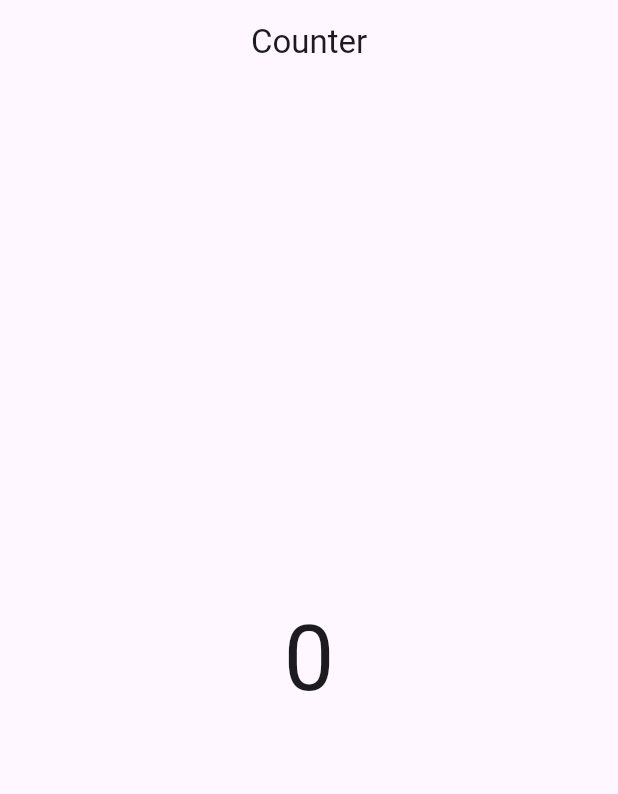
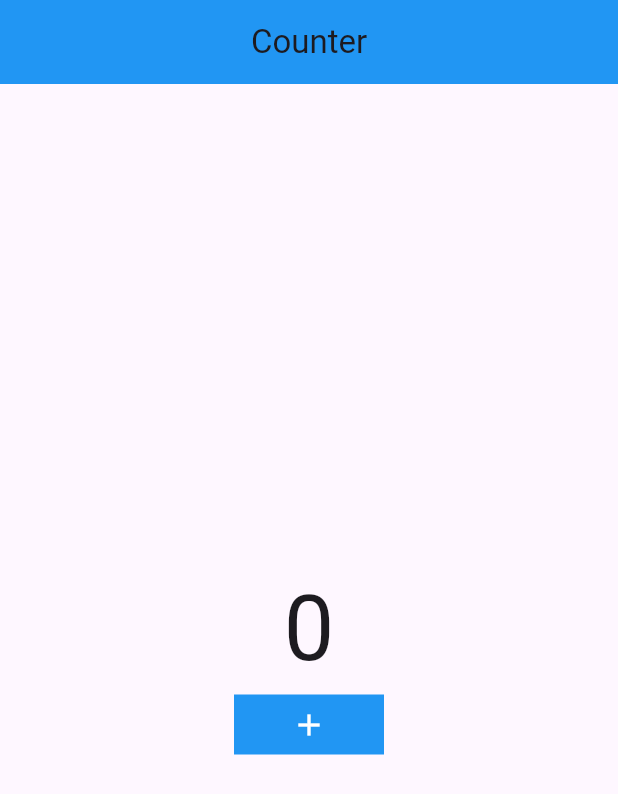
Before and after one commit to Prayag-X/example_flutter, a Flutter app: the screen it shows after launch, on a phone screen of 412 x 824 dp. Shown: the top 794 px of the screen. Run offline on Flutter 3.47's test engine with Material 3 defaults, Android fonts, the phone set to English and light mode, and no system bars.

Commit message:
made the ui

```diff
--- a/lib/homepage.dart
+++ b/lib/homepage.dart
@@ -14,6 +14,7 @@ class _HomePageState extends State<HomePage> {
   Widget build(BuildContext context) {
     return Scaffold(
       appBar: AppBar(
+        backgroundColor: Colors.blue,
         title: Center(child: const Text("Counter")),
       ),
       body: Center(
@@ -24,8 +25,15 @@ class _HomePageState extends State<HomePage> {
               _count.toString(),
               style: TextStyle(fontSize: 60),
             ),
+            Container(
+              height: 40,
+              width: 100,
+              color: Colors.blue,
+              child: Icon(Icons.add, color: Colors.white,),
+            ),
           ],
         ),
-        ));
+      ),
+    );
   }
 }
```
Lines whose indentation alone changed are shown as unchanged.
